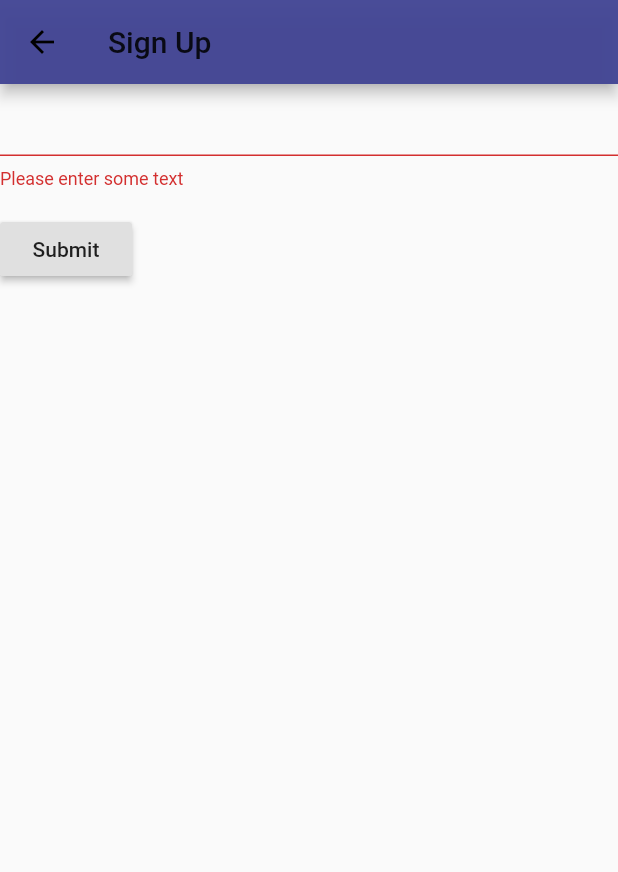
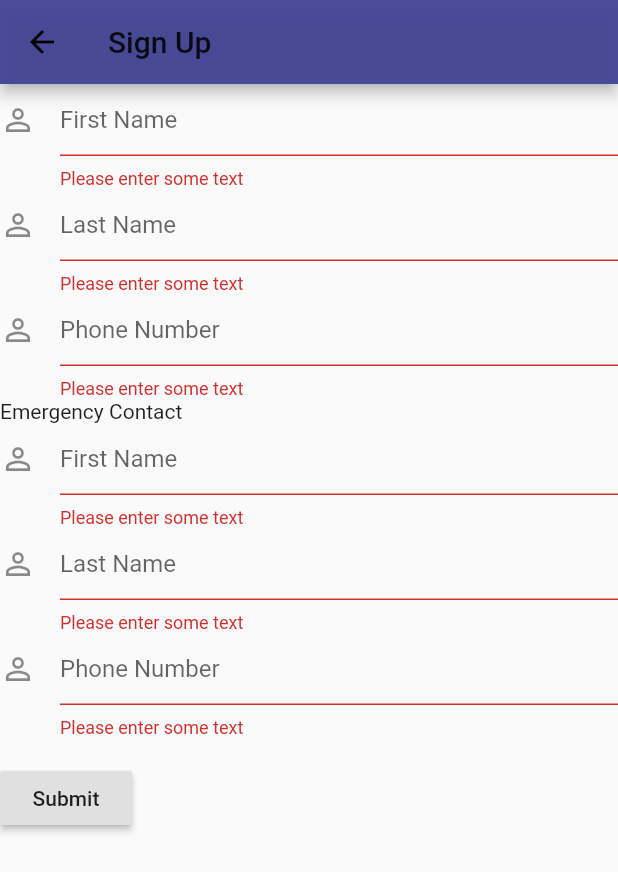
Before and after one commit to varshinees/f19-iot-clock, a Flutter app: the ContactScreen screen opened by its route, after a tap on "Submit", on a phone screen of 412 x 824 dp. Shown: the top 872 px of the screen. Run offline on Flutter 3.47's test engine with Material 2 defaults, Android fonts, the light colour scheme and no system bars.

Commit message:
added more UI to contact and welcome screen

```diff
--- a/lib/screens/contactScreen.dart
+++ b/lib/screens/contactScreen.dart
@@ -18,6 +18,27 @@ class ContactScreenState extends State<ContactScreen> {
   // not a GlobalKey<MyCustomFormState>.
   final _formKey = GlobalKey<FormState>();
 
+  final firstNameController = TextEditingController();
+  final lastNameController = TextEditingController();
+  final phoneController = TextEditingController();
+
+  final emergencyFirstNameController = TextEditingController();
+  final emergencyLastNameController = TextEditingController();
+  final emergencyPhoneController = TextEditingController();
+
+  @override
+  void dispose() {
+    // Clean up the controller when the widget is removed from the
+    // widget tree.
+    firstNameController.dispose();
+    lastNameController.dispose();
+    phoneController.dispose();
+    emergencyFirstNameController.dispose();
+    emergencyLastNameController.dispose();
+    emergencyPhoneController.dispose();
+    super.dispose();
+  }
+
   @override
   Widget build(BuildContext context) {
     // Build a Form widget using the _formKey created above.
@@ -31,12 +52,89 @@ class ContactScreenState extends State<ContactScreen> {
           crossAxisAlignment: CrossAxisAlignment.start,
           children: <Widget>[
             TextFormField(
+              decoration: const InputDecoration(
+                icon: Icon(Icons.person_outline),
+                hintText: 'First Name',
+              ),
               validator: (value) {
                 if (value.isEmpty) {
                   return 'Please enter some text';
                 }
                 return null;
               },
+              keyboardType: TextInputType.text,
+              controller: firstNameController,
+            ),
+            TextFormField(
+              decoration: const InputDecoration(
+                icon: Icon(Icons.person_outline),
+                hintText: 'Last Name',
+              ),
+              validator: (value) {
+                if (value.isEmpty) {
+                  return 'Please enter some text';
+                }
+                return null;
+              },
+              keyboardType: TextInputType.text,
+              controller: lastNameController,
+            ),
+            TextFormField(
+              decoration: const InputDecoration(
+                icon: Icon(Icons.person_outline),
+                hintText: 'Phone Number',
+              ),
+              validator: (value) {
+                if (value.isEmpty) {
+                  return 'Please enter some text';
+                }
+                return null;
+              },
+              keyboardType: TextInputType.phone,
+              controller: phoneController,
+            ),
+            Text('Emergency Contact'),
+            TextFormField(
+              decoration: const InputDecoration(
+                icon: Icon(Icons.person_outline),
+                hintText: 'First Name',
+              ),
+              validator: (value) {
+                if (value.isEmpty) {
+                  return 'Please enter some text';
+                }
+                return null;
+              },
+              keyboardType: TextInputType.text,
+              controller: emergencyFirstNameController,
+            ),
+            TextFormField(
+              decoration: const InputDecoration(
+                icon: Icon(Icons.person_outline),
+                hintText: 'Last Name',
+              ),
+              validator: (value) {
+                if (value.isEmpty) {
+                  return 'Please enter some text';
+                }
+                return null;
+              },
+              keyboardType: TextInputType.text,
+              controller: emergencyLastNameController,
+            ),
+            TextFormField(
+              decoration: const InputDecoration(
+                icon: Icon(Icons.person_outline),
+                hintText: 'Phone Number',
+              ),
+              validator: (value) {
+                if (value.isEmpty) {
+                  return 'Please enter some text';
+                }
+                return null;
+              },
+              keyboardType: TextInputType.phone,
+              controller: emergencyPhoneController,
             ),
             Padding(
               padding: const EdgeInsets.symmetric(vertical: 16.0),
@@ -46,8 +144,18 @@ class ContactScreenState extends State<ContactScreen> {
                   // otherwise.
                   if (_formKey.currentState.validate()) {
                     // If the form is valid, display a Snackbar.
-                    Scaffold.of(context)
-                        .showSnackBar(SnackBar(content: Text('Processing Data')));
+                    // Scaffold.of(context)
+                    //     .showSnackBar(SnackBar(content: Text('Processing Data')));
+                    Navigator.pushNamed(context, 'welcome', arguments:
+                    ContactInfo(
+                      firstNameController.text,
+                      lastNameController.text,
+                      phoneController.text,
+                      emergencyFirstNameController.text,
+                      emergencyLastNameController.text,
+                      emergencyPhoneController.text
+                      )
+                    );
                   }
                 },
                 child: Text('Submit'),
@@ -59,3 +167,15 @@ class ContactScreenState extends State<ContactScreen> {
     );
   }
 }
+
+class ContactInfo {
+  final String firstName;
+  final String lastName;
+  final String phone;
+
+  final String emergencyFirstName;
+  final String emergencyLastName;
+  final String emergencyPhone;
+
+  ContactInfo(this.firstName, this.lastName, this.phone, this.emergencyFirstName, this.emergencyLastName, this.emergencyPhone);
+}
--- a/lib/screens/sleepScreen.dart
+++ b/lib/screens/sleepScreen.dart
@@ -12,7 +12,18 @@ class SleepScreen extends StatelessWidget {
         child: Column(
           mainAxisAlignment: MainAxisAlignment.start,
           children: <Widget>[
-            Text('Sleep Screen')
+            Image(image: AssetImage('assets/logo.png')),
+            Text('Ready to Sleep?'),
+            RaisedButton(
+              onPressed: () {
+                Scaffold.of(context).showSnackBar(SnackBar(content: Text('TODO: Connect to server')));
+              },
+              child: Text(
+                'Connect to Server',
+              style: TextStyle(fontSize: 24)
+              ),
+            ),
+
           ],
         )
       ),
--- a/lib/screens/welcomeScreen.dart
+++ b/lib/screens/welcomeScreen.dart
@@ -1,9 +1,14 @@
 
 import 'package:flutter/material.dart';
+import 'package:safe_alarm/screens/contactScreen.dart';
 
 class WelcomeScreen extends StatelessWidget {
   @override
   Widget build(BuildContext context) {
+
+    final ContactInfo args = ModalRoute.of(context).settings.arguments;
+
+
     return Scaffold(
       appBar: AppBar(
         title: Text("Welcome Screen"),
@@ -12,7 +17,18 @@ class WelcomeScreen extends StatelessWidget {
         child: Column(
           mainAxisAlignment: MainAxisAlignment.start,
           children: <Widget>[
-            Text('Welcome Screen')
+            Image(image: AssetImage('assets/logo.png')),
+            Text('Welcome'),
+            Text('You are now ready to utilize our ALERTS service which allows an emergency contact/emergency services to be notified in the event that you suffer a seizure in your sleep.'),
+            RaisedButton(
+              onPressed: () {
+                Navigator.pushNamed(context, '/sleep', arguments: args);
+              },
+              child: Text(
+                'Continue >',
+              style: TextStyle(fontSize: 24)
+              ),
+            ),
           ],
         )
       ),
```
